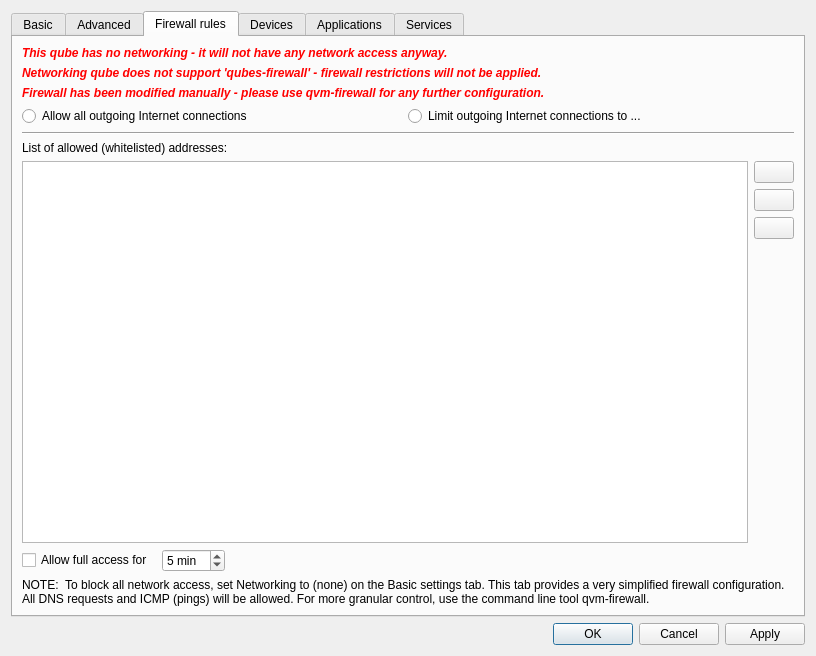
First picture: the form in ui/settingsdlg.ui, repository QubesOS/qubes-manager, before the edit.
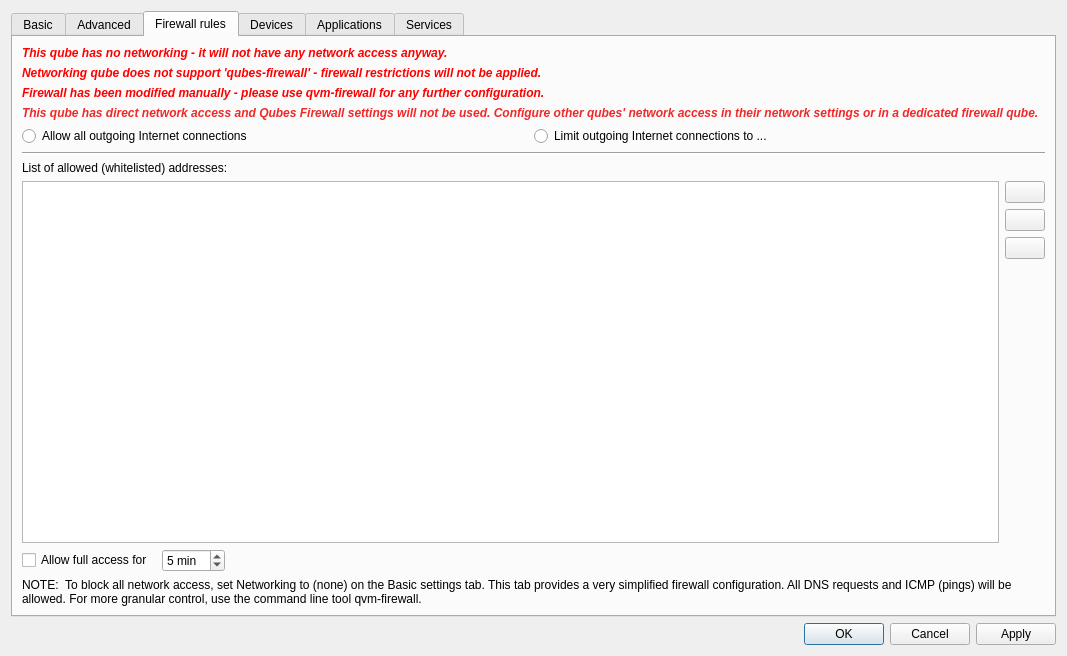
Second picture: the form after the edit. The open tabs and pages were chosen to show the change. Icons and pictures are not drawn.

Commit message:
Fixed VM settings warning labels
No netvm warning will now show differently for VMs that don't provide
network and those that do.

The edit to the form file:
```diff
--- a/ui/settingsdlg.ui
+++ b/ui/settingsdlg.ui
@@ -907,6 +907,67 @@
          <string>Firewall rules</string>
         </attribute>
         <layout class="QGridLayout" name="gridLayout_8">
+         <item row="9" column="0">
+          <widget class="QWidget" name="tempFullAccessWidget" native="true">
+           <property name="enabled">
+            <bool>true</bool>
+           </property>
+           <layout class="QGridLayout" name="gridLayout_6">
+            <property name="leftMargin">
+             <number>0</number>
+            </property>
+            <property name="topMargin">
+             <number>0</number>
+            </property>
+            <property name="bottomMargin">
+             <number>0</number>
+            </property>
+            <item row="1" column="0">
+             <widget class="QCheckBox" name="temp_full_access">
+              <property name="text">
+               <string>Allow full access for </string>
+              </property>
+             </widget>
+            </item>
+            <item row="1" column="1">
+             <widget class="QSpinBox" name="temp_full_access_time">
+              <property name="suffix">
+               <string> min</string>
+              </property>
+              <property name="value">
+               <number>5</number>
+              </property>
+             </widget>
+            </item>
+            <item row="1" column="2">
+             <spacer name="horizontalSpacer_2">
+              <property name="orientation">
+               <enum>Qt::Horizontal</enum>
+              </property>
+              <property name="sizeHint" stdset="0">
+               <size>
+                <width>40</width>
+                <height>20</height>
+               </size>
+              </property>
+             </spacer>
+            </item>
+           </layout>
+          </widget>
+         </item>
+         <item row="10" column="0" colspan="2">
+          <widget class="QLabel" name="label_22">
+           <property name="text">
+            <string>NOTE:  To block all network access, set Networking to (none) on the Basic settings tab. This tab provides a very simplified firewall configuration. All DNS requests and ICMP (pings) will be allowed. For more granular control, use the command line tool qvm-firewall.</string>
+           </property>
+           <property name="alignment">
+            <set>Qt::AlignLeading|Qt::AlignLeft|Qt::AlignVCenter</set>
+           </property>
+           <property name="wordWrap">
+            <bool>true</bool>
+           </property>
+          </widget>
+         </item>
          <item row="0" column="0">
           <widget class="QLabel" name="no_netvm_label">
            <property name="palette">
@@ -961,6 +1022,20 @@
            </property>
           </widget>
          </item>
+         <item row="6" column="0" colspan="2">
+          <widget class="Line" name="line">
+           <property name="orientation">
+            <enum>Qt::Horizontal</enum>
+           </property>
+          </widget>
+         </item>
+         <item row="7" column="0">
+          <widget class="QLabel" name="firewal_rules_label">
+           <property name="text">
+            <string>List of allowed (whitelisted) addresses:</string>
+           </property>
+          </widget>
+         </item>
          <item row="1" column="0">
           <widget class="QLabel" name="netvm_no_firewall_label">
            <property name="palette">
@@ -1063,42 +1138,7 @@
            </property>
           </widget>
          </item>
-         <item row="3" column="0">
-          <layout class="QHBoxLayout" name="horizontalLayout_5">
-           <item>
-            <widget class="QRadioButton" name="policy_allow_radio_button">
-             <property name="text">
-              <string>Allow all outgoing Internet connections</string>
-             </property>
-            </widget>
-           </item>
-           <item>
-            <widget class="QRadioButton" name="policy_deny_radio_button">
-             <property name="toolTip">
-              <string>Changing firewall settings does NOT affect existing connections.</string>
-             </property>
-             <property name="text">
-              <string>Limit outgoing Internet connections to ...</string>
-             </property>
-            </widget>
-           </item>
-          </layout>
-         </item>
-         <item row="5" column="0" colspan="2">
-          <widget class="Line" name="line">
-           <property name="orientation">
-            <enum>Qt::Horizontal</enum>
-           </property>
-          </widget>
-         </item>
-         <item row="6" column="0">
-          <widget class="QLabel" name="firewal_rules_label">
-           <property name="text">
-            <string>List of allowed (whitelisted) addresses:</string>
-           </property>
-          </widget>
-         </item>
-         <item row="7" column="0" colspan="2">
+         <item row="8" column="0" colspan="2">
           <layout class="QHBoxLayout" name="firewallRulesLayout">
            <property name="sizeConstraint">
             <enum>QLayout::SetMaximumSize</enum>
@@ -1211,64 +1251,75 @@
            </item>
           </layout>
          </item>
-         <item row="8" column="0">
-          <widget class="QWidget" name="tempFullAccessWidget" native="true">
-           <property name="enabled">
-            <bool>true</bool>
-           </property>
-           <layout class="QGridLayout" name="gridLayout_6">
-            <property name="leftMargin">
-             <number>0</number>
-            </property>
-            <property name="topMargin">
-             <number>0</number>
-            </property>
-            <property name="bottomMargin">
-             <number>0</number>
-            </property>
-            <item row="1" column="0">
-             <widget class="QCheckBox" name="temp_full_access">
-              <property name="text">
-               <string>Allow full access for </string>
-              </property>
-             </widget>
-            </item>
-            <item row="1" column="1">
-             <widget class="QSpinBox" name="temp_full_access_time">
-              <property name="suffix">
-               <string> min</string>
-              </property>
-              <property name="value">
-               <number>5</number>
-              </property>
-             </widget>
-            </item>
-            <item row="1" column="2">
-             <spacer name="horizontalSpacer_2">
-              <property name="orientation">
-               <enum>Qt::Horizontal</enum>
-              </property>
-              <property name="sizeHint" stdset="0">
-               <size>
-                <width>40</width>
-                <height>20</height>
-               </size>
-              </property>
-             </spacer>
-            </item>
-           </layout>
-          </widget>
+         <item row="4" column="0">
+          <layout class="QHBoxLayout" name="horizontalLayout_5">
+           <item>
+            <widget class="QRadioButton" name="policy_allow_radio_button">
+             <property name="text">
+              <string>Allow all outgoing Internet connections</string>
+             </property>
+            </widget>
+           </item>
+           <item>
+            <widget class="QRadioButton" name="policy_deny_radio_button">
+             <property name="toolTip">
+              <string>Changing firewall settings does NOT affect existing connections.</string>
+             </property>
+             <property name="text">
+              <string>Limit outgoing Internet connections to ...</string>
+             </property>
+            </widget>
+           </item>
+          </layout>
          </item>
-         <item row="9" column="0" colspan="2">
-          <widget class="QLabel" name="label_22">
+         <item row="3" column="0">
+          <widget class="QLabel" name="sysnet_warning_label">
+           <property name="palette">
+            <palette>
+             <active>
+              <colorrole role="WindowText">
+               <brush brushstyle="SolidPattern">
+                <color alpha="255">
+                 <red>239</red>
+                 <green>41</green>
+                 <blue>41</blue>
+                </color>
+               </brush>
+              </colorrole>
+             </active>
+             <inactive>
+              <colorrole role="WindowText">
+               <brush brushstyle="SolidPattern">
+                <color alpha="255">
+                 <red>239</red>
+                 <green>41</green>
+                 <blue>41</blue>
+                </color>
+               </brush>
+              </colorrole>
+             </inactive>
+             <disabled>
+              <colorrole role="WindowText">
+               <brush brushstyle="SolidPattern">
+                <color alpha="255">
+                 <red>190</red>
+                 <green>190</green>
+                 <blue>190</blue>
+                </color>
+               </brush>
+              </colorrole>
+             </disabled>
+            </palette>
+           </property>
+           <property name="font">
+            <font>
+             <weight>75</weight>
+             <italic>true</italic>
+             <bold>true</bold>
+            </font>
+           </property>
            <property name="text">
-            <string>NOTE:  To block all network access, set Networking to (none) on the Basic settings tab. This tab provides a very simplified firewall configuration. All DNS requests and ICMP (pings) will be allowed. For more granular control, use the command line tool qvm-firewall.</string>
-           </property>
-           <property name="alignment">
-            <set>Qt::AlignLeading|Qt::AlignLeft|Qt::AlignVCenter</set>
-           </property>
-           <property name="wordWrap">
-            <bool>true</bool>
+            <string>This qube has direct network access and Qubes Firewall settings will not be used. Configure other qubes' network access in their network settings or in a dedicated firewall qube.</string>
            </property>
           </widget>
          </item>
```
The commit also changes 1 other file.
